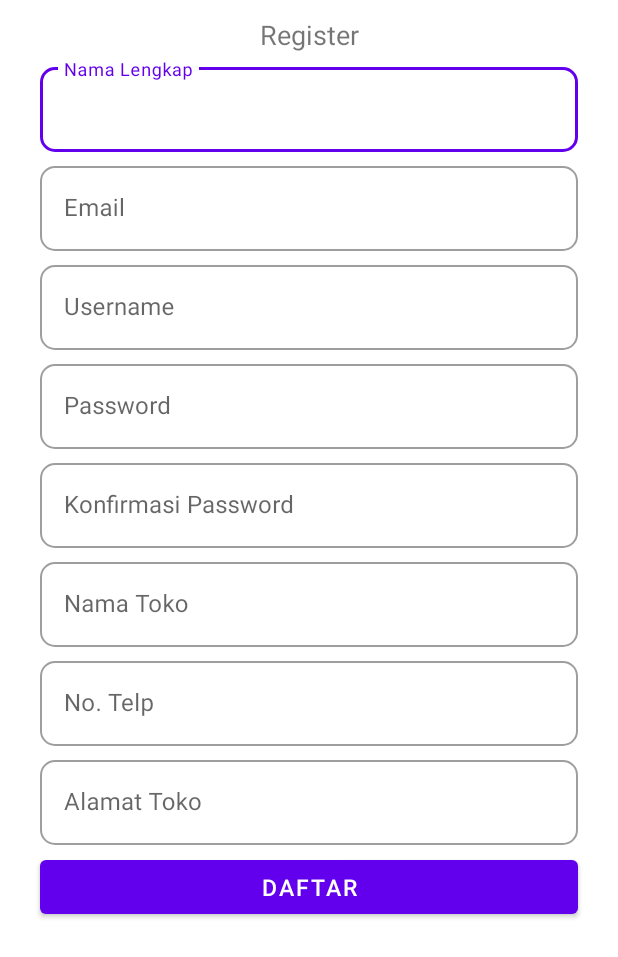
After one commit to billyrefanto/MyKasirPos, an Android app: the layout fragment_register.xml on its own in the app's theme, with its tools: preview values and no code run, on a phone screen of 412 x 824 dp. The commit adds this screen. Shown: the top 957 px of the screen. Run offline under Robolectric (Android 15) with nearby library versions, the phone set to English and light mode, and no system bars.

Commit message:
Add activity

```diff
--- /dev/null
+++ b/app/src/main/res/layout/fragment_register.xml
@@ -0,0 +1,221 @@
+<?xml version="1.0" encoding="utf-8"?>
+<androidx.constraintlayout.widget.ConstraintLayout
+    xmlns:android="http://schemas.android.com/apk/res/android"
+    xmlns:app="http://schemas.android.com/apk/res-auto"
+    android:layout_width="match_parent"
+    android:layout_height="wrap_content"
+    android:layout_margin="5dp"
+    android:layout_marginTop="15dp"
+    app:cardCornerRadius="10dp"
+    android:padding="5dp">
+
+
+    <TextView
+        android:id="@+id/register"
+        android:layout_width="wrap_content"
+        android:layout_height="wrap_content"
+        android:text="@string/register"
+        android:textSize="18sp"
+        app:layout_constraintBottom_toTopOf="@id/nama_reg"
+        app:layout_constraintLeft_toLeftOf="parent"
+        app:layout_constraintRight_toRightOf="parent"
+        app:layout_constraintTop_toTopOf="parent" />
+
+    <com.google.android.material.textfield.TextInputLayout
+        android:id="@+id/nama_reg"
+        style="@style/Widget.MaterialComponents.TextInputLayout.OutlinedBox"
+        android:layout_width="match_parent"
+        android:layout_height="wrap_content"
+        android:layout_marginHorizontal="16dp"
+        android:layout_marginTop="4dp"
+        android:hint="@string/nama_lengkap"
+        app:boxCornerRadiusBottomEnd="10dp"
+        app:boxCornerRadiusBottomStart="10dp"
+        app:boxCornerRadiusTopEnd="10dp"
+        app:boxCornerRadiusTopStart="10dp"
+        app:layout_constraintEnd_toEndOf="parent"
+        app:layout_constraintStart_toStartOf="parent"
+        app:layout_constraintTop_toBottomOf="@id/register">
+
+        <com.google.android.material.textfield.TextInputEditText
+            android:id="@+id/edit_nama"
+            android:layout_width="match_parent"
+            android:layout_height="wrap_content"
+            android:inputType="text"/>
+    </com.google.android.material.textfield.TextInputLayout>
+
+    <com.google.android.material.textfield.TextInputLayout
+        android:id="@+id/email_reg"
+        style="@style/Widget.MaterialComponents.TextInputLayout.OutlinedBox"
+        android:layout_width="match_parent"
+        android:layout_height="wrap_content"
+        android:layout_marginHorizontal="16dp"
+        android:layout_marginTop="4dp"
+        android:hint="@string/email"
+        app:boxCornerRadiusBottomEnd="10dp"
+        app:boxCornerRadiusBottomStart="10dp"
+        app:boxCornerRadiusTopEnd="10dp"
+        app:boxCornerRadiusTopStart="10dp"
+        app:layout_constraintEnd_toEndOf="parent"
+        app:layout_constraintStart_toStartOf="parent"
+        app:layout_constraintTop_toBottomOf="@id/nama_reg">
+
+        <com.google.android.material.textfield.TextInputEditText
+            android:id="@+id/edit_email"
+            android:layout_width="match_parent"
+            android:layout_height="wrap_content"
+            android:inputType="textEmailAddress"/>
+    </com.google.android.material.textfield.TextInputLayout>
+
+    <com.google.android.material.textfield.TextInputLayout
+        android:id="@+id/username_reg"
+        style="@style/Widget.MaterialComponents.TextInputLayout.OutlinedBox"
+        android:layout_width="match_parent"
+        android:layout_height="wrap_content"
+        android:layout_marginHorizontal="16dp"
+        android:layout_marginTop="4dp"
+        android:hint="@string/username"
+        app:boxCornerRadiusBottomEnd="10dp"
+        app:boxCornerRadiusBottomStart="10dp"
+        app:boxCornerRadiusTopEnd="10dp"
+        app:boxCornerRadiusTopStart="10dp"
+        app:layout_constraintEnd_toEndOf="parent"
+        app:layout_constraintStart_toStartOf="parent"
+        app:layout_constraintTop_toBottomOf="@id/email_reg">
+
+        <com.google.android.material.textfield.TextInputEditText
+            android:id="@+id/edit_username"
+            android:layout_width="match_parent"
+            android:layout_height="wrap_content"
+            android:inputType="text"/>
+    </com.google.android.material.textfield.TextInputLayout>
+
+    <com.google.android.material.textfield.TextInputLayout
+        android:id="@+id/password_reg"
+        style="@style/Widget.MaterialComponents.TextInputLayout.OutlinedBox"
+        android:layout_width="match_parent"
+        android:layout_height="wrap_content"
+        android:layout_marginHorizontal="16dp"
+        android:layout_marginTop="4dp"
+        android:hint="@string/password"
+        app:boxCornerRadiusBottomEnd="10dp"
+        app:boxCornerRadiusBottomStart="10dp"
+        app:boxCornerRadiusTopEnd="10dp"
+        app:boxCornerRadiusTopStart="10dp"
+        app:layout_constraintEnd_toEndOf="parent"
+        app:layout_constraintStart_toStartOf="parent"
+        app:layout_constraintTop_toBottomOf="@id/username_reg">
+
+        <com.google.android.material.textfield.TextInputEditText
+            android:id="@+id/edit_password"
+            android:layout_width="match_parent"
+            android:layout_height="wrap_content"
+            android:inputType="textPassword"/>
+    </com.google.android.material.textfield.TextInputLayout>
+
+    <com.google.android.material.textfield.TextInputLayout
+        android:id="@+id/konfirmasi_password_reg"
+        style="@style/Widget.MaterialComponents.TextInputLayout.OutlinedBox"
+        android:layout_width="match_parent"
+        android:layout_height="wrap_content"
+        android:layout_marginHorizontal="16dp"
+        android:layout_marginTop="4dp"
+        android:hint="@string/konfirmasi_password"
+        app:boxCornerRadiusBottomEnd="10dp"
+        app:boxCornerRadiusBottomStart="10dp"
+        app:boxCornerRadiusTopEnd="10dp"
+        app:boxCornerRadiusTopStart="10dp"
+        app:layout_constraintEnd_toEndOf="parent"
+        app:layout_constraintStart_toStartOf="parent"
+        app:layout_constraintTop_toBottomOf="@id/password_reg">
+
+        <com.google.android.material.textfield.TextInputEditText
+            android:id="@+id/edit_konfirmasi_password"
+            android:layout_width="match_parent"
+            android:layout_height="wrap_content"
+            android:inputType="textPassword" />
+    </com.google.android.material.textfield.TextInputLayout>
+
+    <com.google.android.material.textfield.TextInputLayout
+        android:id="@+id/nama_toko_reg"
+        style="@style/Widget.MaterialComponents.TextInputLayout.OutlinedBox"
+        android:layout_width="match_parent"
+        android:layout_height="wrap_content"
+        android:layout_marginHorizontal="16dp"
+        android:layout_marginTop="4dp"
+        android:hint="@string/nama_toko"
+        app:boxCornerRadiusBottomEnd="10dp"
+        app:boxCornerRadiusBottomStart="10dp"
+        app:boxCornerRadiusTopEnd="10dp"
+        app:boxCornerRadiusTopStart="10dp"
+        app:layout_constraintEnd_toEndOf="parent"
+        app:layout_constraintStart_toStartOf="parent"
+        app:layout_constraintTop_toBottomOf="@id/konfirmasi_password_reg">
+
+        <com.google.android.material.textfield.TextInputEditText
+            android:id="@+id/edit_nama_toko"
+            android:layout_width="match_parent"
+            android:layout_height="wrap_content"
+            android:inputType="text"/>
+    </com.google.android.material.textfield.TextInputLayout>
+
+    <com.google.android.material.textfield.TextInputLayout
+        android:id="@+id/telp_reg"
+        style="@style/Widget.MaterialComponents.TextInputLayout.OutlinedBox"
+        android:layout_width="match_parent"
+        android:layout_height="wrap_content"
+        android:layout_marginHorizontal="16dp"
+        android:layout_marginTop="4dp"
+        android:hint="@string/no_telp"
+        app:boxCornerRadiusBottomEnd="10dp"
+        app:boxCornerRadiusBottomStart="10dp"
+        app:boxCornerRadiusTopEnd="10dp"
+        app:boxCornerRadiusTopStart="10dp"
+        app:layout_constraintEnd_toEndOf="parent"
+        app:layout_constraintStart_toStartOf="parent"
+        app:layout_constraintTop_toBottomOf="@id/nama_toko_reg">
+
+        <com.google.android.material.textfield.TextInputEditText
+            android:id="@+id/edit_tlp"
+            android:layout_width="match_parent"
+            android:layout_height="wrap_content"
+            android:inputType="number"/>
+    </com.google.android.material.textfield.TextInputLayout>
+
+    <com.google.android.material.textfield.TextInputLayout
+        android:id="@+id/alamat_reg"
+        style="@style/Widget.MaterialComponents.TextInputLayout.OutlinedBox"
+        android:layout_width="match_parent"
+        android:layout_height="wrap_content"
+        android:layout_marginHorizontal="16dp"
+        android:layout_marginTop="4dp"
+        android:hint="@string/alamat_toko"
+        app:boxCornerRadiusBottomEnd="10dp"
+        app:boxCornerRadiusBottomStart="10dp"
+        app:boxCornerRadiusTopEnd="10dp"
+        app:boxCornerRadiusTopStart="10dp"
+        app:layout_constraintEnd_toEndOf="parent"
+        app:layout_constraintStart_toStartOf="parent"
+        app:layout_constraintTop_toBottomOf="@id/telp_reg">
+
+        <com.google.android.material.textfield.TextInputEditText
+            android:id="@+id/edit_alamat"
+            android:layout_width="match_parent"
+            android:layout_height="wrap_content"
+            android:inputType="text"/>
+    </com.google.android.material.textfield.TextInputLayout>
+
+    <Button
+        android:id="@+id/btn_reg"
+        android:layout_width="match_parent"
+        android:layout_height="wrap_content"
+        android:text="@string/daftar"
+        app:layout_constraintCircleRadius="5dp"
+        app:layout_constraintEnd_toEndOf="parent"
+        app:layout_constraintStart_toStartOf="parent"
+        android:layout_marginHorizontal="16dp"
+        android:textSize="15sp"
+        android:layout_marginTop="4dp"
+        app:layout_constraintTop_toBottomOf="@id/alamat_reg"/>
+
+</androidx.constraintlayout.widget.ConstraintLayout>
--- /dev/null
+++ b/app/src/main/res/layout/splash_screen.xml
@@ -0,0 +1,48 @@
+<?xml version="1.0" encoding="utf-8"?>
+<androidx.constraintlayout.widget.ConstraintLayout xmlns:android="http://schemas.android.com/apk/res/android"
+    xmlns:app="http://schemas.android.com/apk/res-auto"
+    xmlns:tools="http://schemas.android.com/tools"
+    android:layout_width="match_parent"
+    android:layout_height="match_parent">
+
+    <ImageView
+        android:id="@+id/mykasir_logo"
+        android:layout_width="90dp"
+        android:layout_height="wrap_content"
+        android:adjustViewBounds="true"
+        android:scaleType="centerCrop"
+        android:src="@drawable/logo_mykasir"
+        app:layout_constraintBottom_toBottomOf="parent"
+        app:layout_constraintEnd_toEndOf="parent"
+        app:layout_constraintStart_toStartOf="parent"
+        app:layout_constraintTop_toTopOf="parent"
+        tools:ignore="ContentDescription" />
+
+    <TextView
+        android:id="@+id/team"
+        android:layout_width="match_parent"
+        android:layout_height="wrap_content"
+        android:text="@string/team"
+        android:gravity="center"
+        android:textSize="8pt"
+        android:layout_marginStart="8dp"
+        android:layout_marginEnd="8dp"
+        android:layout_marginBottom="8dp"
+        app:layout_constraintTop_toBottomOf="@+id/mykasir_logo"
+        app:layout_constraintBottom_toBottomOf="parent"
+        app:layout_constraintEnd_toEndOf="parent"
+        app:layout_constraintStart_toStartOf="parent" />
+
+    <TextView
+        android:id="@+id/potato_inc"
+        android:layout_width="match_parent"
+        android:layout_height="wrap_content"
+        android:text="@string/potato_inc"
+        android:gravity="center"
+        android:textSize="8pt"
+        android:fontFamily="sans-serif-black"
+        android:layout_marginStart="8dp"
+        android:layout_marginEnd="8dp"
+        android:layout_marginBottom="8dp"
+        app:layout_constraintTop_toBottomOf="@+id/team"/>
+</androidx.constraintlayout.widget.ConstraintLayout>
--- a/app/src/main/res/values/strings.xml
+++ b/app/src/main/res/values/strings.xml
@@ -4,4 +4,16 @@
     <string name="nama_barang">Nama Barang</string>
     <string name="stock">Stock</string>
     <string name="Jenis">Jenis</string>
+    <string name="register">Register</string>
+    <string name="nama_lengkap">Nama Lengkap</string>
+    <string name="email">Email</string>
+    <string name="username">Username</string>
+    <string name="password">Password</string>
+    <string name="konfirmasi_password">Konfirmasi Password</string>
+    <string name="nama_toko">Nama Toko</string>
+    <string name="no_telp">No. Telp</string>
+    <string name="alamat_toko">Alamat Toko</string>
+    <string name="daftar">Daftar</string>
+    <string name="team">Team</string>
+    <string name="potato_inc">Potato Inc</string>
 </resources>
```
Also changed, not shown: app/src/main/res/drawable-v24/logo_mykasir.png (added).
